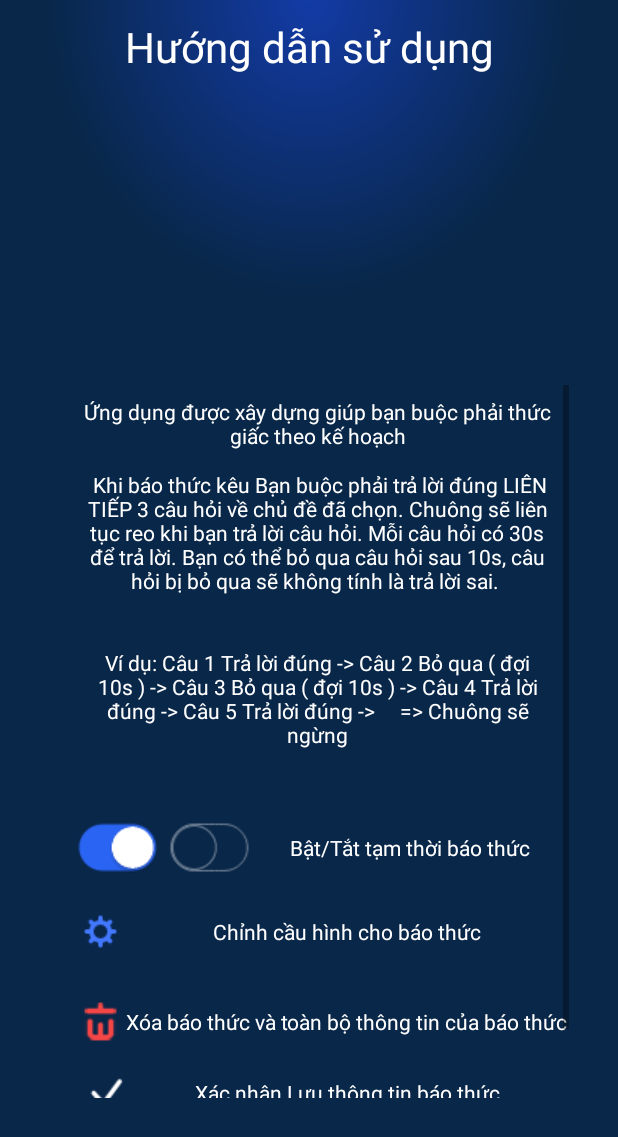
After one commit to snowsiechau/AlarmAppVersion1, an Android app: the GuideActivity screen opened directly, with no data from a screen before it, on a phone screen of 412 x 824 dp. The commit adds this screen. Shown: the top 1137 px of the screen. Run offline under Robolectric (Android 15) with nearby library versions, the phone set to English and light mode, and no system bars.

Commit message:
updated Guide, updated time per question = 10s

```diff
--- a/MyApplication2/app/build.gradle
+++ b/MyApplication2/app/build.gradle
@@ -24,12 +24,12 @@ dependencies {
     androidTestCompile('com.android.support.test.espresso:espresso-core:2.2.2', {
         exclude group: 'com.android.support', module: 'support-annotations'
     })
+    //analog clock
     compile 'com.android.support:appcompat-v7:25.3.1'
     compile 'com.android.support.constraint:constraint-layout:1.0.2'
     compile 'com.readystatesoftware.sqliteasset:sqliteassethelper:+'
     compile 'pl.droidsonroids.gif:android-gif-drawable:1.2.+'
     compile 'com.github.markushi:circlebutton:1.1'
-    //analog clock
     compile 'com.tomerrosenfeld.customanalogclockview:custom-analog-clock-view:1.1'
     testCompile 'junit:junit:4.12'
 }
--- a/MyApplication2/app/src/main/AndroidManifest.xml
+++ b/MyApplication2/app/src/main/AndroidManifest.xml
@@ -26,7 +26,8 @@
             </intent-filter>
         </activity>
         <activity android:name=".activities.KeuBaoThuc" />
-        <activity android:name=".activities.DatBaoThucThanhCong"></activity>
+        <activity android:name=".activities.DatBaoThucThanhCong" />
+        <activity android:name=".activities.GuideActivity"></activity>
     </application>
 
 </manifest>
--- a/MyApplication2/app/src/main/java/com/vinh/alarmclockandroid/activities/AnswerQuestionsActivity.java
+++ b/MyApplication2/app/src/main/java/com/vinh/alarmclockandroid/activities/AnswerQuestionsActivity.java
@@ -112,10 +112,10 @@ public class AnswerQuestionsActivity extends AppCompatActivity implements View.O
         boqua_btn.setEnabled(false);
 
 
-        countDownBoQua = new CountDownTimer(15000, 1000) {
+        countDownBoQua = new CountDownTimer(11000, 1000) {
             @Override
             public void onTick(long millisUntilFinished) {
-                boqua_btn.setText("Bỏ qua(15 giây)");
+                boqua_btn.setText("Bỏ qua(10 giây)");
                 int soGiayBoQua = (int) millisUntilFinished / 1000;
                 boqua_btn.setText(String.format("Bỏ qua(%s giây)", soGiayBoQua));
             }
--- /dev/null
+++ b/MyApplication2/app/src/main/java/com/vinh/alarmclockandroid/activities/GuideActivity.java
@@ -0,0 +1,15 @@
+package com.vinh.alarmclockandroid.activities;
+
+import android.support.v7.app.AppCompatActivity;
+import android.os.Bundle;
+
+import com.vinh.alarmclockandroid.R;
+
+public class GuideActivity extends AppCompatActivity {
+
+    @Override
+    protected void onCreate(Bundle savedInstanceState) {
+        super.onCreate(savedInstanceState);
+        setContentView(R.layout.activity_guide);
+    }
+}
--- a/MyApplication2/app/src/main/java/com/vinh/alarmclockandroid/activities/KhoiDong.java
+++ b/MyApplication2/app/src/main/java/com/vinh/alarmclockandroid/activities/KhoiDong.java
@@ -30,8 +30,11 @@ public class KhoiDong extends AppCompatActivity {
     //Button batdau_btn;
     ImageView batdau_iv, btn_xoa;
     Intent intent;
+    Intent intentGuide;
     TextView tvAlarmTime;
     TextView tvTopic;
+
+    ImageView buttonGuide;
 
     boolean isOnline = false;
 
@@ -43,6 +46,7 @@ public class KhoiDong extends AppCompatActivity {
         quizList = DatabaseHandle.getInstance(this).getListGioBaoThuc();
 
         intent = new Intent(getApplicationContext(), MainActivity.class);
+        intentGuide = new Intent(getApplicationContext(), GuideActivity.class);
 
         batdau_iv = (ImageView) findViewById(R.id.iv_setting_blue_icon);
         //switch on
@@ -103,6 +107,13 @@ public class KhoiDong extends AppCompatActivity {
 
         tvAlarmTime = (TextView) findViewById(R.id.tv_alarmtime);
         tvTopic = (TextView) findViewById(R.id.tv_topic);
+        buttonGuide = (ImageView) findViewById(R.id.bt_guide);
+        buttonGuide.setOnClickListener(new View.OnClickListener() {
+            @Override
+            public void onClick(View v) {
+                startActivity(intentGuide);
+            }
+        });
 
 //
 //        String gio = String.valueOf(quizList.get(0).getHour());
--- a/MyApplication2/app/src/main/java/com/vinh/alarmclockandroid/activities/MainActivity.java
+++ b/MyApplication2/app/src/main/java/com/vinh/alarmclockandroid/activities/MainActivity.java
@@ -43,6 +43,7 @@ import java.util.SimpleTimeZone;
 public class MainActivity extends AppCompatActivity implements View.OnClickListener {
     Button btnStart;
     Button btnStop;
+
     TextView tvTimePicker;
     TimePicker timePicker;
     Calendar calendar;
@@ -71,7 +72,7 @@ public class MainActivity extends AppCompatActivity implements View.OnClickListe
 
 //        DatabaseHandle.getInstance(this).insertTable();
 
-        Log.d("list", "onCreate: " + DatabaseHandle.getInstance(this).getListGioBaoThuc().size());
+        //Log.d("list", "onCreate: " + DatabaseHandle.getInstance(this).getListGioBaoThuc().size());
 
         loadUI();
 
--- /dev/null
+++ b/MyApplication2/app/src/main/res/layout/activity_guide.xml
@@ -0,0 +1,270 @@
+<?xml version="1.0" encoding="utf-8"?>
+<android.support.constraint.ConstraintLayout xmlns:android="http://schemas.android.com/apk/res/android"
+    xmlns:app="http://schemas.android.com/apk/res-auto"
+    xmlns:tools="http://schemas.android.com/tools"
+    android:layout_width="match_parent"
+    android:layout_height="match_parent"
+    tools:context="com.vinh.alarmclockandroid.activities.GuideActivity"
+    android:background="@drawable/back">
+
+    <TextView
+        android:id="@+id/textView"
+        android:layout_width="wrap_content"
+        android:layout_height="wrap_content"
+        android:text="Hướng dẫn sử dụng"
+        app:layout_constraintTop_toTopOf="parent"
+        android:layout_marginTop="12dp"
+        android:layout_marginRight="8dp"
+        app:layout_constraintRight_toRightOf="parent"
+        android:layout_marginLeft="8dp"
+        app:layout_constraintLeft_toLeftOf="parent"
+        android:textSize="28sp"
+        android:textColor="@color/colorTextWhite"
+        android:layout_marginStart="8dp"
+        android:layout_marginEnd="8dp" />
+
+    <ScrollView
+        android:layout_width="336dp"
+        android:layout_height="475dp"
+        android:layout_marginBottom="8dp"
+        android:layout_marginLeft="8dp"
+        android:layout_marginRight="8dp"
+        android:layout_marginTop="23dp"
+        app:layout_constraintBottom_toBottomOf="parent"
+        app:layout_constraintHorizontal_bias="0.593"
+        app:layout_constraintLeft_toLeftOf="parent"
+        app:layout_constraintRight_toRightOf="parent"
+        app:layout_constraintTop_toBottomOf="@+id/textView"
+        app:layout_constraintVertical_bias="0.687"
+        android:id="@+id/scrollView2">
+
+        <android.support.constraint.ConstraintLayout
+            android:layout_width="match_parent"
+            android:layout_height="match_parent"
+            android:orientation="vertical">
+
+            <TextView
+                android:id="@+id/textView10"
+                android:layout_width="wrap_content"
+                android:layout_height="wrap_content"
+                android:layout_marginLeft="8dp"
+                android:layout_marginRight="8dp"
+                android:layout_marginTop="8dp"
+                android:text="Ứng dụng được xây dựng giúp bạn buộc phải thức giấc theo kế hoạch"
+                app:layout_constraintLeft_toLeftOf="parent"
+                app:layout_constraintRight_toRightOf="parent"
+                app:layout_constraintTop_toTopOf="parent"
+                android:textColor="@color/colorTextWhite"
+                android:textAlignment="center"
+                />
+
+            <ImageView
+                android:layout_width="wrap_content"
+                android:layout_height="wrap_content"
+                android:src="@drawable/icon_done"
+                android:layout_marginBottom="8dp"
+                app:layout_constraintBottom_toTopOf="@+id/guideline9"
+                app:layout_constraintTop_toTopOf="@+id/guideline8"
+                android:layout_marginTop="8dp"
+                android:layout_marginLeft="16dp"
+                app:layout_constraintLeft_toLeftOf="parent"
+                android:id="@+id/imageView5" />
+            <TextView
+                android:layout_width="wrap_content"
+                android:layout_height="wrap_content"
+                android:text="Xác nhận Lưu thông tin báo thức"
+                android:textColor="@color/colorTextWhite"
+                app:layout_constraintTop_toTopOf="@+id/guideline8"
+                android:layout_marginTop="8dp"
+                android:layout_marginBottom="8dp"
+                app:layout_constraintBottom_toTopOf="@+id/guideline9"
+                app:layout_constraintLeft_toRightOf="@+id/imageView5"
+                android:layout_marginLeft="8dp"
+                android:layout_marginRight="8dp"
+                app:layout_constraintRight_toRightOf="parent" />
+
+            <TextView
+                android:id="@+id/textView9"
+                android:layout_width="wrap_content"
+                android:layout_height="wrap_content"
+                android:text="Xóa báo thức và toàn bộ thông tin của báo thức"
+                android:textColor="@color/colorTextWhite"
+                android:layout_marginRight="8dp"
+                app:layout_constraintRight_toRightOf="parent"
+                app:layout_constraintLeft_toRightOf="@+id/imageView4"
+                android:layout_marginLeft="8dp"
+                app:layout_constraintTop_toTopOf="@+id/guideline6"
+                android:layout_marginTop="8dp"
+                android:layout_marginBottom="8dp"
+                app:layout_constraintBottom_toTopOf="@+id/guideline8" />
+
+            <android.support.constraint.Guideline
+                android:id="@+id/guideline7"
+                android:layout_width="wrap_content"
+                android:layout_height="wrap_content"
+                android:orientation="horizontal"
+                app:layout_constraintGuide_begin="527dp" />
+
+            <TextView
+                android:id="@+id/textView2"
+                android:layout_width="320dp"
+                android:layout_height="117dp"
+                android:padding="5dp"
+                android:text="
+Khi báo thức kêu Bạn buộc phải trả lời đúng LIÊN TIẾP 3 câu hỏi về chủ đề đã chọn.
+Chuông sẽ liên tục reo khi bạn trả lời câu hỏi.
+Mỗi câu hỏi có 30s để trả lời.
+Bạn có thể bỏ qua câu hỏi sau 10s, câu hỏi bị bỏ qua sẽ không tính là trả lời sai.
+"
+                android:textAlignment="center"
+                android:textColor="@color/colorTextWhite"
+                android:layout_marginLeft="8dp"
+                app:layout_constraintLeft_toLeftOf="parent"
+                android:layout_marginRight="8dp"
+                app:layout_constraintRight_toRightOf="parent"
+                android:layout_marginTop="8dp"
+                app:layout_constraintTop_toBottomOf="@+id/textView10" />
+            <TextView
+                android:id="@+id/textView3"
+                android:layout_width="314dp"
+                android:layout_height="104dp"
+                android:padding="5dp"
+                android:text="Ví dụ:
+Câu 1 Trả lời đúng ->
+Câu 2 Bỏ qua ( đợi 10s ) ->
+Câu 3 Bỏ qua ( đợi 10s ) ->
+Câu 4 Trả lời đúng ->
+Câu 5 Trả lời đúng ->
+    => Chuông sẽ ngừng"
+                android:textAlignment="center"
+                android:textColor="@color/colorTextWhite"
+                android:layout_marginRight="8dp"
+                app:layout_constraintRight_toRightOf="parent"
+                android:layout_marginLeft="8dp"
+                app:layout_constraintLeft_toLeftOf="parent"
+                app:layout_constraintHorizontal_bias="0.502"
+                android:layout_marginBottom="8dp"
+                app:layout_constraintBottom_toTopOf="@+id/guideline5"
+                android:layout_marginTop="8dp"
+                app:layout_constraintTop_toBottomOf="@+id/textView2"
+                app:layout_constraintVertical_bias="1.0" />
+
+            <ImageView
+                android:id="@+id/imageView"
+                android:layout_width="wrap_content"
+                android:layout_height="wrap_content"
+                android:layout_marginBottom="8dp"
+                android:layout_marginLeft="8dp"
+                android:layout_marginTop="8dp"
+                android:src="@drawable/icon_switch_on"
+                app:layout_constraintBottom_toTopOf="@+id/guideline3"
+                app:layout_constraintLeft_toLeftOf="parent"
+                app:layout_constraintTop_toTopOf="@+id/guideline5" />
+
+            <ImageView
+                android:id="@+id/imageView2"
+                android:layout_width="wrap_content"
+                android:layout_height="wrap_content"
+                android:layout_marginLeft="8dp"
+                android:src="@drawable/icon_switch_off"
+                app:layout_constraintLeft_toRightOf="@+id/imageView"
+                app:layout_constraintTop_toTopOf="@+id/guideline5"
+                android:layout_marginTop="8dp"
+                android:layout_marginBottom="8dp"
+                app:layout_constraintBottom_toTopOf="@+id/guideline3" />
+
+            <TextView
+                android:id="@+id/textView4"
+                android:layout_width="wrap_content"
+                android:layout_height="wrap_content"
+                android:layout_marginBottom="8dp"
+                android:layout_marginLeft="8dp"
+                android:layout_marginRight="8dp"
+                android:layout_marginTop="8dp"
+                android:text="Bật/Tắt tạm thời báo thức"
+                android:textColor="@color/colorTextWhite"
+                app:layout_constraintBottom_toTopOf="@+id/guideline3"
+                app:layout_constraintLeft_toRightOf="@+id/imageView2"
+                app:layout_constraintRight_toRightOf="parent"
+                app:layout_constraintTop_toTopOf="@+id/guideline5" />
+
+            <ImageView
+                android:id="@+id/imageView3"
+                android:layout_width="wrap_content"
+                android:layout_height="wrap_content"
+                android:layout_marginLeft="8dp"
+                android:layout_marginTop="8dp"
+                android:src="@drawable/icon_setting_blue"
+                app:layout_constraintLeft_toLeftOf="parent"
+                app:layout_constraintTop_toTopOf="@+id/guideline3"
+                android:layout_marginBottom="8dp"
+                app:layout_constraintBottom_toTopOf="@+id/guideline6" />
+
+            <TextView
+                android:id="@+id/textView6"
+                android:layout_width="wrap_content"
+                android:layout_height="wrap_content"
+                android:layout_marginBottom="8dp"
+                android:layout_marginLeft="8dp"
+                android:layout_marginRight="8dp"
+                android:layout_marginTop="8dp"
+                android:text="Chỉnh cầu hình cho báo thức"
+                android:textColor="@color/colorTextWhite"
+                app:layout_constraintBottom_toTopOf="@+id/guideline6"
+                app:layout_constraintLeft_toRightOf="@+id/imageView3"
+                app:layout_constraintRight_toRightOf="parent"
+                app:layout_constraintTop_toTopOf="@+id/guideline3" />
+
+            <android.support.constraint.Guideline
+                android:id="@+id/guideline3"
+                android:layout_width="wrap_content"
+                android:layout_height="wrap_content"
+                android:orientation="horizontal"
+                app:layout_constraintGuide_begin="334dp" />
+
+            <android.support.constraint.Guideline
+                android:id="@+id/guideline5"
+                android:layout_width="wrap_content"
+                android:layout_height="wrap_content"
+                android:orientation="horizontal"
+                app:layout_constraintGuide_begin="282dp" />
+
+            <android.support.constraint.Guideline
+                android:id="@+id/guideline6"
+                android:layout_width="wrap_content"
+                android:layout_height="wrap_content"
+                android:orientation="horizontal"
+                app:layout_constraintGuide_begin="394dp" />
+
+            <ImageView
+                android:layout_width="wrap_content"
+                android:layout_height="wrap_content"
+                android:src="@drawable/icon_trash_red"
+                app:layout_constraintTop_toTopOf="@+id/guideline6"
+                android:layout_marginTop="8dp"
+                android:layout_marginBottom="8dp"
+                app:layout_constraintBottom_toTopOf="@+id/guideline8"
+                android:layout_marginLeft="8dp"
+                app:layout_constraintLeft_toLeftOf="parent"
+                android:id="@+id/imageView4" />
+
+            <android.support.constraint.Guideline
+                android:layout_width="wrap_content"
+                android:layout_height="wrap_content"
+                android:id="@+id/guideline8"
+                app:layout_constraintGuide_begin="455dp"
+                android:orientation="horizontal" />
+
+            <android.support.constraint.Guideline
+                android:layout_width="wrap_content"
+                android:layout_height="wrap_content"
+                android:id="@+id/guideline9"
+                app:layout_constraintGuide_begin="488dp"
+                android:orientation="horizontal" />
+
+
+        </android.support.constraint.ConstraintLayout>
+    </ScrollView>
+
+
+</android.support.constraint.ConstraintLayout>
--- a/MyApplication2/app/src/main/res/layout/activity_khoidong_blue.xml
+++ b/MyApplication2/app/src/main/res/layout/activity_khoidong_blue.xml
@@ -6,6 +6,21 @@
     android:layout_height="match_parent"
     android:background="@drawable/back"
     tools:context=".activities.MainActivity">
+
+    <TextView
+        android:layout_width="wrap_content"
+        android:layout_height="wrap_content"
+        android:text="Super Alarm"
+        android:textSize="30sp"
+        android:textColor="#fff"
+        android:layout_marginBottom="8dp"
+        app:layout_constraintBottom_toTopOf="@+id/guideline"
+        android:layout_marginRight="8dp"
+        app:layout_constraintRight_toRightOf="parent"
+        android:layout_marginLeft="8dp"
+        app:layout_constraintLeft_toLeftOf="parent"
+        app:layout_constraintTop_toTopOf="parent"
+        android:layout_marginTop="8dp" />
 
 
     <android.support.constraint.Guideline
@@ -73,6 +88,7 @@
             android:textColor="@color/colorTextWhite" />
 
         <at.markushi.ui.CircleButton
+            android:id="@+id/bt_guide"
             android:layout_width="wrap_content"
             android:layout_height="wrap_content"
             android:layout_above="@id/tv_guide"
--- a/MyApplication2/app/src/main/res/values/strings.xml
+++ b/MyApplication2/app/src/main/res/values/strings.xml
@@ -3,8 +3,6 @@
 
     <!--define spinner select music-->
     <string-array name="array_name">
-        <item>Array Item One</item>
-        <item>Array Item Two</item>
-        <item>Array Item Three</item>
+        <item>Super Power Ringtone</item>
     </string-array>
 </resources>
```
